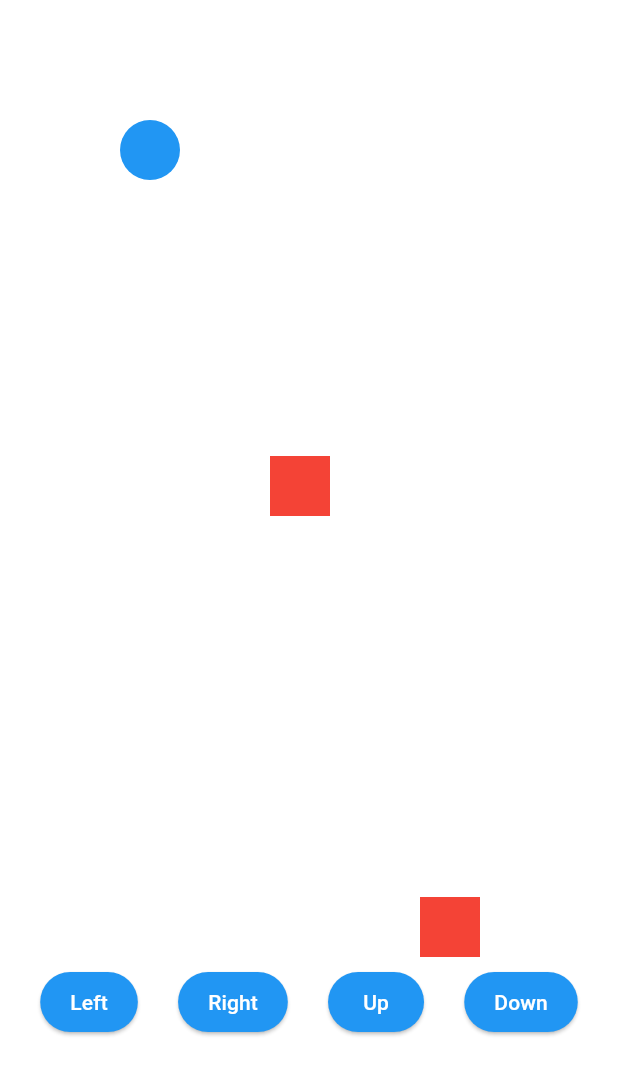
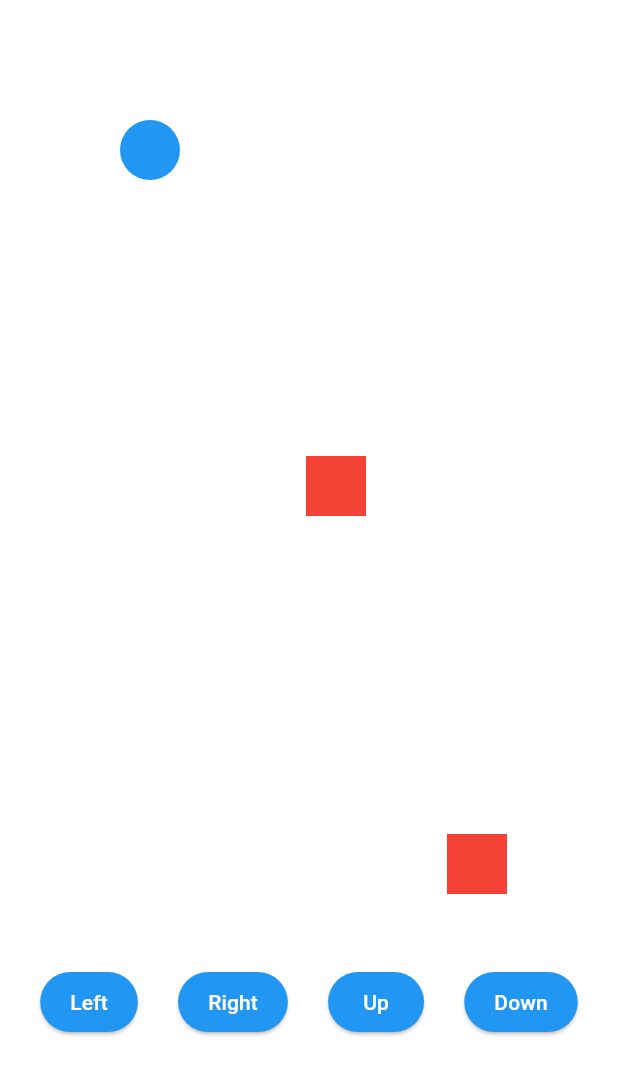
Before and after one commit to tf-charrison/chris_mobile_game, a Flutter app: the screen it shows after launch, after a tap on "Start Game", on a phone screen of 412 x 824 dp. Shown: the top 1075 px of the screen. Run offline on Flutter 3.47's test engine with Material 3 defaults, Android fonts, the phone set to English and light mode, and no system bars.

Commit message:
Made obstacles move in different directions and bounce off boundarys

```diff
--- a/lib/main.dart
+++ b/lib/main.dart
@@ -43,14 +43,22 @@
 
 class Obstacle {
   Offset position;
-  double speed;
+  double speedX;
+  double speedY;
 
-  Obstacle(this.position, this.speed);
+  Obstacle(this.position, this.speedX, this.speedY);
 
-  void moveDown(double maxHeight) {
-    position = Offset(position.dx, position.dy + speed);
-    if (position.dy > maxHeight) {
-      position = Offset(position.dx, 0); // Reset to top
+  void move(double maxWidth, double maxHeight) {
+    // Move in both X and Y directions
+    position = Offset(position.dx + speedX, position.dy + speedY);
+
+    // Bounce off edges of the screen
+    if (position.dx <= 0 || position.dx >= maxWidth) {
+      speedX = -speedX; // Reverse X direction
+    }
+
+    if (position.dy <= 0 || position.dy >= maxHeight) {
+      speedY = -speedY; // Reverse Y direction
     }
   }
 }
@@ -71,16 +79,16 @@
   void initState() {
     super.initState();
     obstacles = [
-      Obstacle(Offset(200, 300), 2),
-      Obstacle(Offset(500, 400), 3),
-      Obstacle(Offset(300, 600), 1.5),
+      Obstacle(Offset(200, 300), 2, 2),  // speedX, speedY
+      Obstacle(Offset(500, 400), -3, 1), // speedX, speedY
+      Obstacle(Offset(300, 600), 1.5, -2), // speedX, speedY
     ];
 
     _ticker = createTicker((_) {
       if (!gameOver) {
         setState(() {
           for (var obstacle in obstacles) {
-            obstacle.moveDown(MediaQuery.of(context).size.height);
+            obstacle.move(MediaQuery.of(context).size.width, MediaQuery.of(context).size.height);
             if ((playerX - obstacle.position.dx).abs() < 40 &&
                 (playerY - obstacle.position.dy).abs() < 40) {
               gameOver = true;
```
